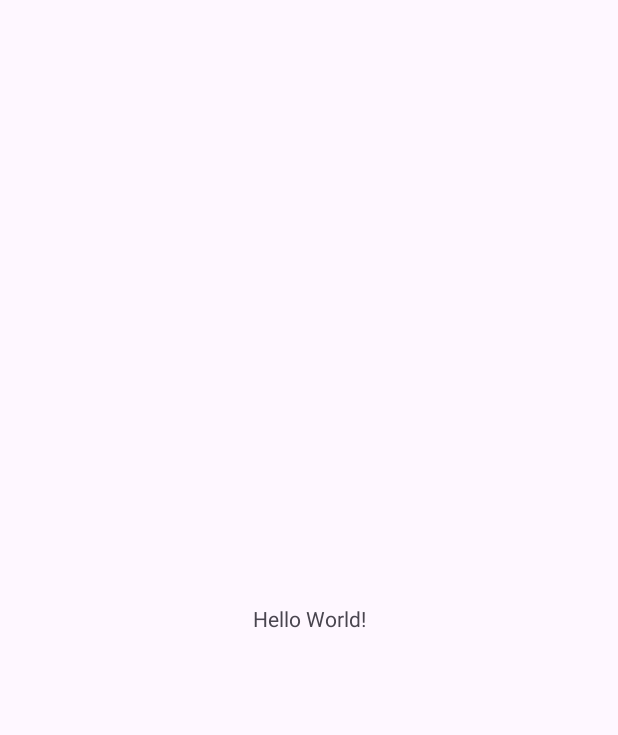
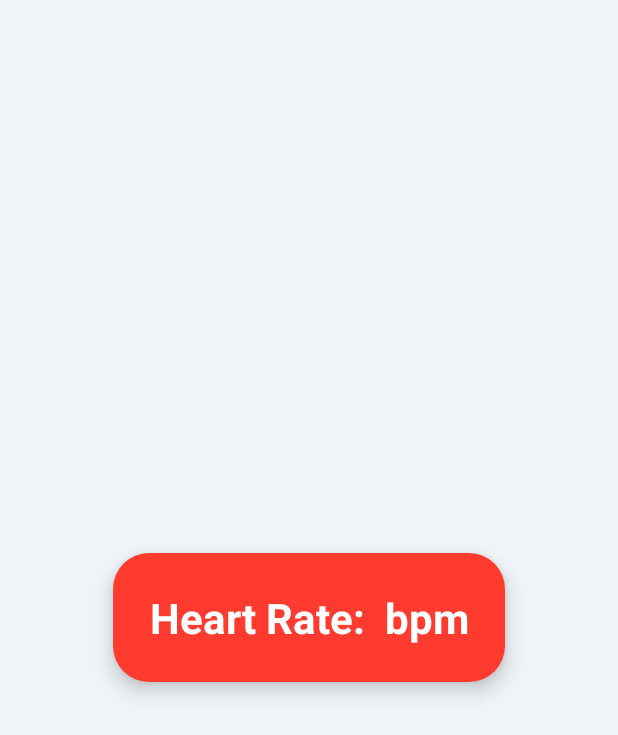
Before and after one commit to davidandko/cassini-hackathon, an Android app: the screen it shows after launch (MainActivity), on a phone screen of 412 x 824 dp. Before the commit the part shown is almost empty. Shown: the top 735 px of the screen. Run offline under Robolectric (Android 15) with nearby library versions, the phone set to English and light mode, and no system bars; libraries missing offline, so code that uses them is left out: com.google.android.gms; 3 statements that could not run were skipped.

Commit message:
chore: updated android app

```diff
--- a/HealthMate/app/build.gradle.kts
+++ b/HealthMate/app/build.gradle.kts
@@ -37,6 +37,9 @@ dependencies {
     implementation(libs.material)
     implementation(libs.activity)
     implementation(libs.constraintlayout)
+    implementation ("androidx.wear:wear-remote-interactions:1.0.0")
+    implementation ("com.google.android.gms:play-services-wearable:18.1.0")
+
     testImplementation(libs.junit)
     androidTestImplementation(libs.ext.junit)
     androidTestImplementation(libs.espresso.core)
--- a/HealthMate/app/src/main/java/main/mobile/healthmate/MainActivity.java
+++ b/HealthMate/app/src/main/java/main/mobile/healthmate/MainActivity.java
@@ -1,24 +1,108 @@
 package main.mobile.healthmate;
 
+import android.net.Uri;
 import android.os.Bundle;
+import android.util.Log;
+import android.widget.TextView;
+import androidx.appcompat.app.AppCompatActivity;
+import androidx.lifecycle.MutableLiveData;
+import com.google.android.gms.wearable.*;
 
-import androidx.activity.EdgeToEdge;
-import androidx.appcompat.app.AppCompatActivity;
-import androidx.core.graphics.Insets;
-import androidx.core.view.ViewCompat;
-import androidx.core.view.WindowInsetsCompat;
+public class MainActivity extends AppCompatActivity implements DataClient.OnDataChangedListener {
 
-public class MainActivity extends AppCompatActivity {
+    private static final String TAG = "HealthMatePhone";
+    private static final String HEART_RATE_PATH = "/heart_rate";
+    private TextView heartRateTextView;
+    private MutableLiveData<String> heartRateLiveData = new MutableLiveData<>("");
 
     @Override
     protected void onCreate(Bundle savedInstanceState) {
         super.onCreate(savedInstanceState);
-        EdgeToEdge.enable(this);
         setContentView(R.layout.activity_main);
-        ViewCompat.setOnApplyWindowInsetsListener(findViewById(R.id.main), (v, insets) -> {
-            Insets systemBars = insets.getInsets(WindowInsetsCompat.Type.systemBars());
-            v.setPadding(systemBars.left, systemBars.top, systemBars.right, systemBars.bottom);
-            return insets;
+        // Try this temporarily to catch all data
+        Wearable.getDataClient(this).addListener(this);
+
+        heartRateTextView = findViewById(R.id.heartRateTextView);
+
+        // Initialize with placeholder
+        heartRateTextView.setText("Heart Rate: -- bpm");
+
+        // Observe heart rate changes
+        heartRateLiveData.observe(this, heartRate -> {
+            heartRateTextView.setText("Heart Rate: " + heartRate + " bpm");
         });
+
+        // Check for connected wearable devices
+        checkConnectedNodes();
+    }
+
+    @Override
+    protected void onResume() {
+        super.onResume();
+        // TEMPORARY: Listen to all data events (unfiltered)
+        Wearable.getDataClient(this).addListener(this);
+        Log.d(TAG, "Unfiltered DataClient listener added in onResume");
+    }
+
+
+    @Override
+    protected void onPause() {
+        super.onPause();
+        // Unregister data listener when activity is not visible
+        Wearable.getDataClient(this).removeListener(this);
+        Log.d(TAG, "DataClient listener removed in onPause");
+    }
+
+    @Override
+    protected void onDestroy() {
+        super.onDestroy();
+        // Safety check to ensure listener is removed
+        Wearable.getDataClient(this).removeListener(this);
+        Log.d(TAG, "DataClient listener removed in onDestroy");
+    }
+
+    // Check for connected wearable devices
+    private void checkConnectedNodes() {
+        Log.d(TAG, "Checking connected wearable devices");
+        Wearable.getNodeClient(this).getConnectedNodes()
+                .addOnSuccessListener(nodes -> {
+                    if (nodes.isEmpty()) {
+                        Log.d(TAG, "No connected wearable devices found");
+                        runOnUiThread(() -> {
+                            heartRateTextView.setText("No watch connected. Please connect your watch.");
+                        });
+                    } else {
+                        for (Node node : nodes) {
+                            Log.d(TAG, "Connected wearable: " + node.getDisplayName() + ", id: " + node.getId());
+                        }
+                        runOnUiThread(() -> {
+                            heartRateTextView.setText("Watch connected. Waiting for heart rate data...");
+                        });
+                    }
+                })
+                .addOnFailureListener(e -> {
+                    Log.e(TAG, "Failed to get connected nodes", e);
+                });
+    }
+
+    @Override
+    public void onDataChanged(DataEventBuffer dataEvents) {
+        for (DataEvent event : dataEvents) {
+            if (event.getType() == DataEvent.TYPE_CHANGED) {
+                String path = event.getDataItem().getUri().getPath();
+                Log.d(TAG, "Data event received, path: " + path);
+
+                if (path != null && path.startsWith(HEART_RATE_PATH)) {
+                    DataMapItem dataMapItem = DataMapItem.fromDataItem(event.getDataItem());
+                    String bpm = dataMapItem.getDataMap().getString("bpm");
+                    long timestamp = dataMapItem.getDataMap().getLong("timestamp");
+
+                    Log.d(TAG, "Received heart rate: " + bpm + " bpm, timestamp: " + timestamp);
+
+                    // Update UI using LiveData to ensure it happens on the main thread
+                    heartRateLiveData.postValue(bpm);
+                }
+            }
+        }
     }
 }
--- /dev/null
+++ b/HealthMate/app/src/main/res/drawable/bg_heart_rate_card.xml
@@ -0,0 +1,10 @@
+<shape xmlns:android="http://schemas.android.com/apk/res/android"
+    android:shape="rectangle">
+    <solid android:color="#FF3B30" />
+    <corners android:radius="24dp" />
+    <padding
+        android:left="16dp"
+        android:top="16dp"
+        android:right="16dp"
+        android:bottom="16dp" />
+</shape>
--- a/HealthMate/app/src/main/res/layout/activity_main.xml
+++ b/HealthMate/app/src/main/res/layout/activity_main.xml
@@ -16,4 +16,27 @@
         app:layout_constraintStart_toStartOf="parent"
         app:layout_constraintTop_toTopOf="parent" />
 
+    <RelativeLayout xmlns:android="http://schemas.android.com/apk/res/android"
+        xmlns:tools="http://schemas.android.com/tools"
+        android:id="@+id/mainContainer"
+        android:layout_width="match_parent"
+        android:layout_height="match_parent"
+        android:background="#F0F4F8"
+        tools:context=".MainActivity">
+
+        <TextView
+            android:id="@+id/heartRateTextView"
+            android:layout_width="wrap_content"
+            android:layout_height="wrap_content"
+            android:text="Heart Rate: -- bpm"
+            android:textSize="28sp"
+            android:textColor="#FFFFFF"
+            android:background="@drawable/bg_heart_rate_card"
+            android:padding="24dp"
+            android:elevation="8dp"
+            android:textStyle="bold"
+            android:gravity="center"
+            android:layout_centerInParent="true" />
+
+    </RelativeLayout>
 </androidx.constraintlayout.widget.ConstraintLayout>
```
Also changed, not shown: HealthMate/app/src/main/AndroidManifest.xml (+8 -0 lines), HealthMate/app/src/main/res/layout/heart_rate_text_view.xml (added, +24 -0 lines).
